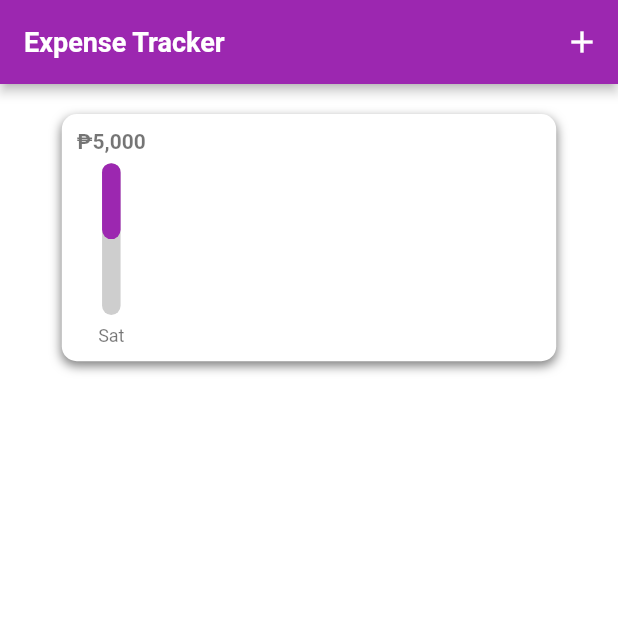
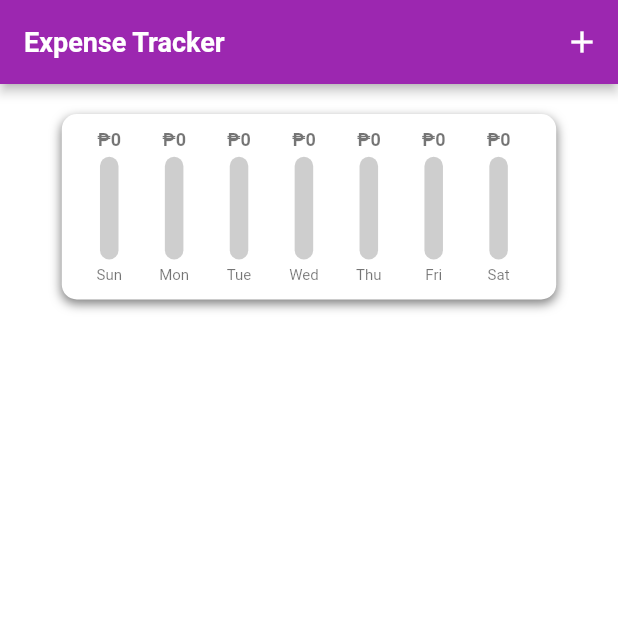
Before and after one commit to jgarzon26/expense_tracker, a Flutter app: the screen it shows after launch, on a phone screen of 412 x 824 dp, the top half of it. Run offline on Flutter 3.47's test engine with Material 2 defaults, Android fonts, the phone set to English and light mode, and no system bars; Roboto replaces fonts that are missing (OpenSans-Bold, Quicksand-Bold, Quicksand-Regular).

Commit message:
bar chart

```diff
--- a/lib/default_theme.dart
+++ b/lib/default_theme.dart
@@ -31,12 +31,12 @@ class DefaultTheme {
     return const TextTheme(
       headlineLarge: TextStyle(
         fontFamily: 'Quicksand-Bold',
-        fontSize: 14,
+        fontSize: 12,
         fontWeight: FontWeight.bold,
       ),
       headlineMedium: TextStyle(
         fontFamily: 'Quicksand-Regular',
-        fontSize: 12,
+        fontSize: 10,
       ),
     );
   }
--- a/lib/home/widgets/bar_graph/expense_chart.dart
+++ b/lib/home/widgets/bar_graph/expense_chart.dart
@@ -1,9 +1,14 @@
 import 'package:expense_tracker/constants.dart';
+import 'package:expense_tracker/date_data.dart';
+import 'package:expense_tracker/providers/transaction_provider.dart';
 import 'package:flutter/material.dart';
 import 'package:expense_tracker/home/widgets/bar_graph/expense_progress.dart';
+import 'package:provider/provider.dart';
 
 class ExpenseChart extends StatelessWidget {
   const ExpenseChart({super.key});
+
+  final maxAmount = 10000.0;
 
   @override
   Widget build(BuildContext context) {
@@ -12,26 +17,35 @@ class ExpenseChart extends StatelessWidget {
         vertical: kDefaultPadding + 10,
       ),
       child: Container(
-        height: MediaQuery.of(context).size.height * 0.2,
+        padding: const EdgeInsets.symmetric(
+            horizontal: kDefaultPadding, vertical: kDefaultPadding),
+        height: MediaQuery.of(context).size.height * 0.15,
         width: MediaQuery.of(context).size.width * 0.8,
         decoration: BoxDecoration(
           color: Colors.white,
           borderRadius: BorderRadius.circular(kDefaultBorderRadius),
           boxShadow: kDefaultBoxShadow,
         ),
-        child: Padding(
-          padding: const EdgeInsets.all(kDefaultPadding),
-          child: Row(
-            //temporary
-            children: [
-              ExpenseProgress(
-                amount: 5000,
-                date: DateTime.now(),
-                maxAmount: 10000,
-              ),
-            ],
-          ),
-        ),
+        child: ListView.builder(
+            scrollDirection: Axis.horizontal,
+            physics: const NeverScrollableScrollPhysics(),
+            itemCount: dates.length,
+            itemBuilder: (context, index) {
+              final transactionProvider = context.watch<TransactionProvider>();
+              if (transactionProvider.transactions.isEmpty) {
+                return ExpenseProgress(
+                  amount: 0,
+                  date: dates[index],
+                  maxAmount: maxAmount,
+                );
+              } else {
+                return ExpenseProgress(
+                  amount: transactionProvider.transactions[0].amount,
+                  date: dates[index],
+                  maxAmount: maxAmount,
+                );
+              }
+            }),
       ),
     );
   }
--- a/lib/home/widgets/bar_graph/expense_progress.dart
+++ b/lib/home/widgets/bar_graph/expense_progress.dart
@@ -21,15 +21,35 @@ class ExpenseProgress extends StatelessWidget {
 
     final percent = amount / maxAmount;
 
-    return Column(
+    double updateProgress() {
+      if (percent > 0.05) {
+        return percent;
+      } else {
+        if (percent > 0) {
+          return 0.05;
+        } else {
+          return 0;
+        }
+      }
+    }
+
+    return SizedBox(
+      width: MediaQuery.of(context).size.width * 0.105,
+      child: Column(
         mainAxisAlignment: MainAxisAlignment.spaceBetween,
         children: [
-        Text(
+          ConstrainedBox(
+            constraints: const BoxConstraints(
+              maxWidth: 40,
+            ),
+            child: Text(
               NumberFormat.simpleCurrency(
                 name: '₱',
                 decimalDigits: 0,
               ).format(amount),
+              overflow: TextOverflow.ellipsis,
               style: Theme.of(context).textTheme.headlineLarge,
+            ),
           ),
           const Spacer(),
           Expanded(
@@ -47,7 +67,7 @@ class ExpenseProgress extends StatelessWidget {
                 ),
                 //foreground
                 FractionallySizedBox(
-                heightFactor: percent > 0.05 ? percent : 0.05,
+                  heightFactor: updateProgress(),
                   child: Container(
                     width: maxWidth,
                     height: double.infinity,
@@ -66,6 +86,7 @@ class ExpenseProgress extends StatelessWidget {
             style: Theme.of(context).textTheme.headlineMedium,
           ),
         ],
+      ),
     );
   }
 }
```
Lines whose indentation alone changed are shown as unchanged.
